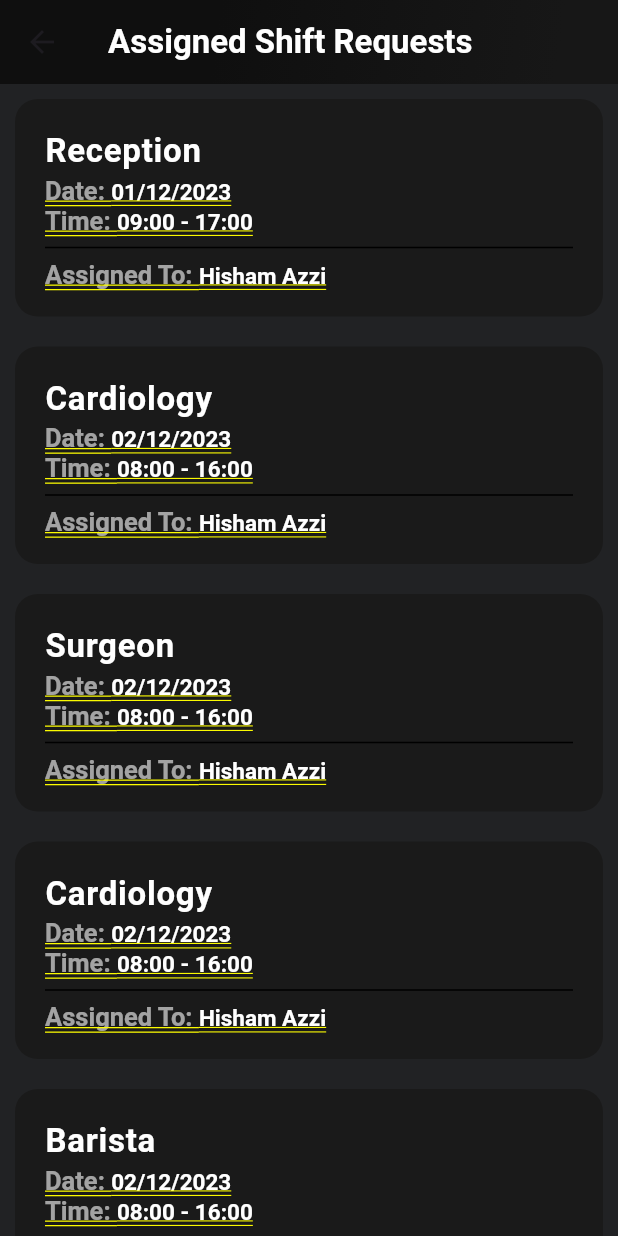
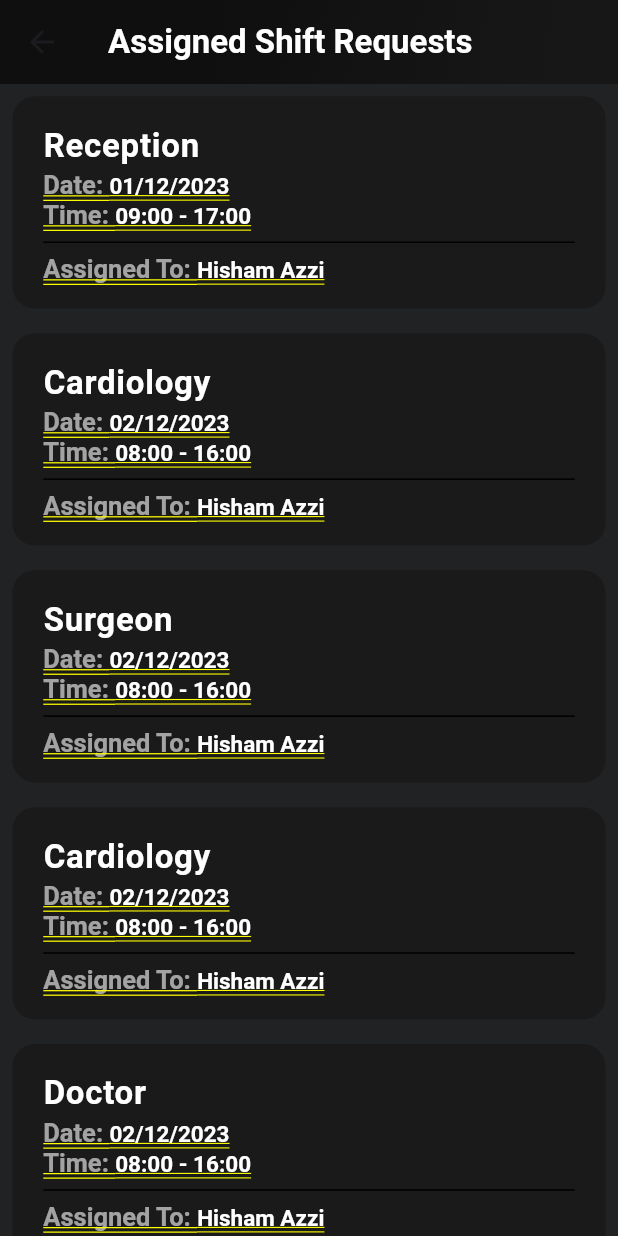
Before and after one commit to csnell16/SMS-staffing-application, a Flutter app: the ShiftRequestsListPage223 screen opened directly, on a phone screen of 412 x 824 dp. Run offline on Flutter 3.47's test engine with Material 3 defaults, Android fonts, the phone set to English and light mode, and no system bars; our stand-ins replace curved_navigation_bar; Roboto replaces fonts that are missing (Proxima Nova).

```diff
--- a/MobileAppplication/hospital_app/lib/createRequest.dart
+++ b/MobileAppplication/hospital_app/lib/createRequest.dart
@@ -55,13 +55,13 @@ class _ShiftRequestsListPageState extends State<ShiftRequestsListPage22> {
       toTime: TimeOfDay(hour: 16, minute: 0),
       replyDeadline: DateTime(2023, 11, 26, 17, 30), // Deadline with specific time
     ),      ShiftRequest(
-      position: "Barista",
+      position: "Doctor",
       date: DateTime(2023, 12, 2),
       fromTime: TimeOfDay(hour: 8, minute: 0),
       toTime: TimeOfDay(hour: 16, minute: 0),
       replyDeadline: DateTime(2023, 11, 26),
     ),      ShiftRequest(
-      position: "Barista",
+      position: "Doctor",
       date: DateTime(2023, 12, 2),
       fromTime: TimeOfDay(hour: 8, minute: 0),
       toTime: TimeOfDay(hour: 16, minute: 0),
@@ -139,6 +139,8 @@ class _ShiftRequestsListPageState extends State<ShiftRequestsListPage22> {
 
   Widget _buildShiftRequestItem(BuildContext context, ShiftRequest request) {
     bool isSelected = _selectedRequest == request;
+    final screenWidth = MediaQuery.of(context).size.width;
+    final screenHeight = MediaQuery.of(context).size.height;
 
     return GestureDetector(
       onLongPressDown: (_) => setState(() => _selectedRequest = request),
@@ -146,7 +148,10 @@ class _ShiftRequestsListPageState extends State<ShiftRequestsListPage22> {
       onLongPress: () => _showCancelConfirmation(context, request),
       child: Card(
         color: const Color(0xFF1a1a1a),
-        margin: EdgeInsets.symmetric(horizontal: 10, vertical: 10),
+        margin:EdgeInsets.symmetric(
+        horizontal: screenWidth * 0.02, // 2% of screen width
+        vertical: screenHeight * 0.01, // 1% of screen height
+      ),
         shape: RoundedRectangleBorder(
           borderRadius: BorderRadius.circular(15),
         ),
@@ -158,8 +163,10 @@ class _ShiftRequestsListPageState extends State<ShiftRequestsListPage22> {
           child: Column(
             children: [
               ListTile(
-                contentPadding: EdgeInsets.symmetric(horizontal: 20, vertical: 10),
-                title: Text(
+                contentPadding: EdgeInsets.symmetric(
+                  horizontal: screenWidth * 0.05, // 5% of screen width
+                  vertical: screenHeight * 0.01, // 1% of screen height
+                ),                title: Text(
                   request.position,
                   style: TextStyle(
                     fontWeight: FontWeight.bold,
--- a/MobileAppplication/hospital_app/lib/openRequests.dart
+++ b/MobileAppplication/hospital_app/lib/openRequests.dart
@@ -55,13 +55,13 @@ class _ShiftRequestsListPageState extends State<ShiftRequestsListPage223> {
       toTime: TimeOfDay(hour: 16, minute: 0),
       assignedToName: "Hisham Azzi",
     ),      ShiftRequest(
-      position: "Barista",
+      position: "Doctor",
       date: DateTime(2023, 12, 2),
       fromTime: TimeOfDay(hour: 8, minute: 0),
       toTime: TimeOfDay(hour: 16, minute: 0),
       assignedToName: "Hisham Azzi",
     ),      ShiftRequest(
-      position: "Barista",
+      position: "Doctor",
       date: DateTime(2023, 12, 2),
       fromTime: TimeOfDay(hour: 8, minute: 0),
       toTime: TimeOfDay(hour: 16, minute: 0),
@@ -139,14 +139,18 @@ class _ShiftRequestsListPageState extends State<ShiftRequestsListPage223> {
 
   Widget _buildShiftRequestItem(BuildContext context, ShiftRequest request) {
     bool isSelected = _selectedRequest == request;
-
+    final screenWidth = MediaQuery.of(context).size.width;
+    final screenHeight = MediaQuery.of(context).size.height;
     return GestureDetector(
       onLongPressDown: (_) => setState(() => _selectedRequest = request),
       onLongPressUp: () => setState(() => _selectedRequest = null),
-      onLongPress: () => _showCancelConfirmation(context, request),
+      // onLongPress: () => _showCancelConfirmation(context, request),
       child: Card(
         color: const Color(0xFF1a1a1a),
-        margin: EdgeInsets.symmetric(horizontal: 10, vertical: 10),
+        margin: EdgeInsets.symmetric(
+          horizontal: screenWidth * 0.02, // 2% of screen width
+          vertical: screenHeight * 0.01, // 1% of screen height
+        ),
         shape: RoundedRectangleBorder(
           borderRadius: BorderRadius.circular(15),
         ),
@@ -158,8 +162,10 @@ class _ShiftRequestsListPageState extends State<ShiftRequestsListPage223> {
           child: Column(
             children: [
               ListTile(
-                contentPadding: EdgeInsets.symmetric(horizontal: 20, vertical: 10),
-                title: Text(
+          contentPadding: EdgeInsets.symmetric(
+          horizontal: screenWidth * 0.05, // 5% of screen width
+            vertical: screenHeight * 0.01, // 1% of screen height
+          )  ,              title: Text(
                   request.position,
                   style: TextStyle(
                     fontWeight: FontWeight.bold,
```
Also changed, not shown: MobileAppplication/hospital_app/lib/tsets.dart (+23 -7 lines).
